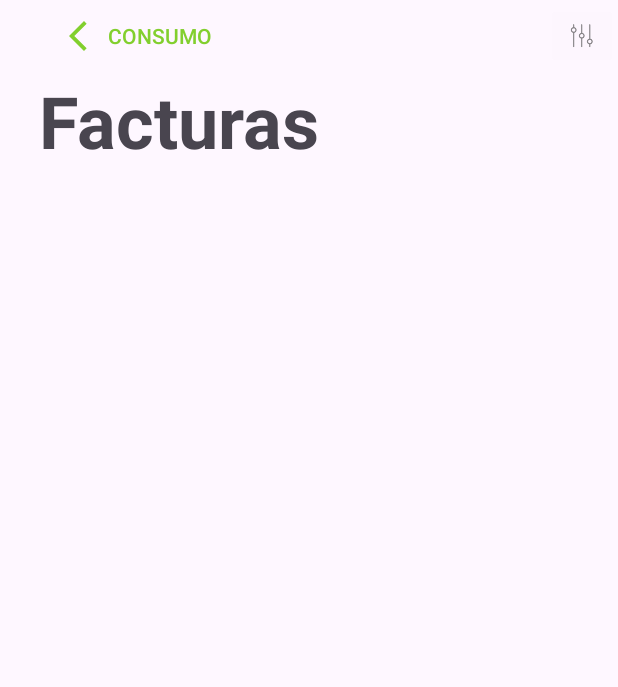
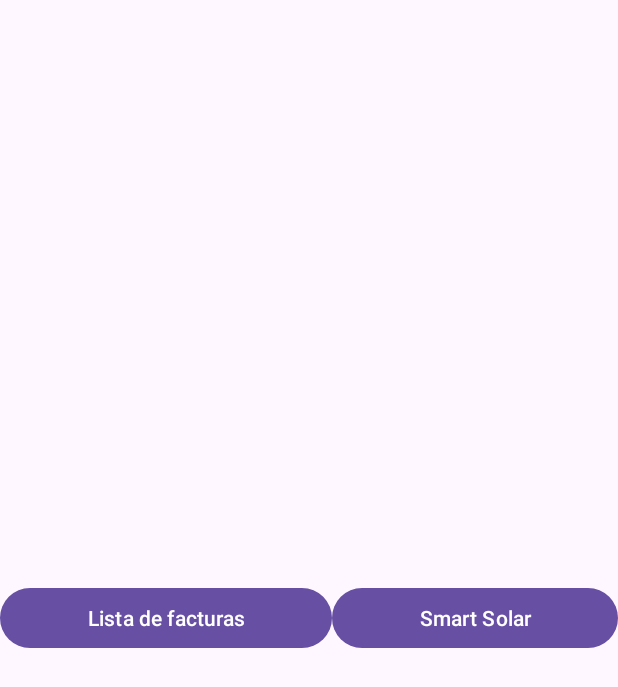
Before and after one commit to jesusmuleyvn/PracticaKotlin, an Android app: the screen it shows after launch (MainActivity), on a phone screen of 412 x 824 dp. Shown: the top 687 px of the screen. Run offline under Robolectric (Android 15) with nearby library versions, the phone set to English and light mode, and no system bars.

Commit message:
Creada vista principal con botones para acceder a la lista de facturas o a Smart Solar, pudiendo volver a esta desde ambas ventanas.

```diff
--- a/app/src/main/AndroidManifest.xml
+++ b/app/src/main/AndroidManifest.xml
@@ -14,6 +14,9 @@
         android:supportsRtl="true"
         android:theme="@style/Theme.A"
         tools:targetApi="31">
+        <activity
+            android:name=".View.ListaFacturas"
+            android:exported="false" />
         <activity
             android:name=".View.SmartSolar"
             android:exported="false"
--- a/app/src/main/java/com/example/a/View/MainActivity.kt
+++ b/app/src/main/java/com/example/a/View/MainActivity.kt
@@ -1,25 +1,12 @@
 package com.example.a.View
 
 import android.content.Intent
+import android.os.Bundle
 import androidx.appcompat.app.AppCompatActivity
-import android.os.Bundle
-import android.widget.Toast
-import androidx.recyclerview.widget.LinearLayoutManager
-import androidx.recyclerview.widget.RecyclerView
-import com.example.a.APIService
 import com.example.a.databinding.ActivityMainBinding
-import com.example.a.model.Factura
-import kotlinx.coroutines.CoroutineScope
-import kotlinx.coroutines.Dispatchers
-import kotlinx.coroutines.launch
-import retrofit2.Retrofit
-import retrofit2.converter.gson.GsonConverterFactory
+
 
 class MainActivity : AppCompatActivity() {
-    lateinit var mRecyclerView: RecyclerView
-    var listaFacturas: MutableList<Factura> = ArrayList()
-    val mAdapter: RecyclerAdapter = RecyclerAdapter()
-    val URL_BASE = "https://viewnextandroid3.wiremockapi.cloud/"
 
     private lateinit var binding: ActivityMainBinding
 
@@ -28,56 +15,15 @@ class MainActivity : AppCompatActivity() {
         binding = ActivityMainBinding.inflate(layoutInflater)
         setContentView(binding.root)
 
-        setUpRecyclerView()
-        buscarFacturas()
+        binding.btnListaFacturas.setOnClickListener{
+            val intent = Intent(this, ListaFacturas::class.java)
+            startActivity(intent)
+        }
 
-        binding.btnFiltro.setOnClickListener({
-            val intent = Intent(this, FiltroFacturas::class.java)
-            startActivity(intent)
-        })
-
-        binding.btnConsumo.setOnClickListener({
+        binding.btnSmartSolar.setOnClickListener{
             val intent = Intent(this, SmartSolar::class.java)
             startActivity(intent)
-        })
-
+        }
 
     }
-
-    fun getFacturas(): MutableList<Factura>{
-        return listaFacturas
-    }
-
-
-    fun setUpRecyclerView(){
-        mRecyclerView = binding.listaFacturas
-        mRecyclerView.setHasFixedSize(true)
-        mRecyclerView.layoutManager = LinearLayoutManager(this)
-        mAdapter.RecyclerAdapter(getFacturas())
-        mRecyclerView.adapter = mAdapter
-    }
-
-    private fun getRetrofit(): Retrofit{
-        return Retrofit.Builder().baseUrl(URL_BASE).addConverterFactory(GsonConverterFactory.create()).build()
-    }
-
-    private fun buscarFacturas(){
-        CoroutineScope(Dispatchers.IO).launch {
-            val call = getRetrofit().create(APIService::class.java).getFacturas()
-            val result = call.body()
-            runOnUiThread{
-                if(call.isSuccessful){
-                    val facturas = result?.facturas ?: emptyList()
-                    mAdapter.listaFacturas.addAll(facturas)
-                    mAdapter.notifyDataSetChanged()
-                }else{
-                    ShowError()
-                }
-            }
-        }
-    }
-
-    private fun ShowError() {
-        Toast.makeText(this, "PUES VA A SER QUE NO", Toast.LENGTH_SHORT).show()
-    }
 }
--- a/app/src/main/java/com/example/a/View/SmartSolar.kt
+++ b/app/src/main/java/com/example/a/View/SmartSolar.kt
@@ -22,6 +22,9 @@ class SmartSolar : AppCompatActivity() {
 
         binding.viewPager.adapter = fragmentAdapter
         binding.tabLayout.setupWithViewPager(binding.viewPager)
+        binding.btnAtras.setOnClickListener{
+            onBackPressedDispatcher.onBackPressed()
+        }
 
     }
 }
--- a/app/src/main/res/layout/activity_main.xml
+++ b/app/src/main/res/layout/activity_main.xml
@@ -5,50 +5,24 @@
     android:layout_width="match_parent"
     android:layout_height="match_parent"
     android:foregroundTint="#FDF6FE"
-    android:orientation="vertical"
+    android:orientation="horizontal"
+    android:gravity="center"
     tools:context=".View.MainActivity">
 
+    <Button
+        android:id="@+id/btnListaFacturas"
+        android:layout_width="wrap_content"
+        android:layout_height="wrap_content"
+        android:text="@string/lista_de_facturas"
+        android:layout_weight="1.0"/>
 
-    <androidx.appcompat.widget.Toolbar
-        android:layout_width="match_parent"
-        android:layout_height="wrap_content">
+    <Button
+        android:id="@+id/btnSmartSolar"
+        android:layout_width="wrap_content"
+        android:layout_height="wrap_content"
+        android:text="@string/smart_solar"
+        android:layout_weight="1.0"/>
 
-
-        <LinearLayout
-            android:layout_width="match_parent"
-            android:layout_height="wrap_content"
-            android:orientation="vertical">
-
-
-            <RelativeLayout
-                android:layout_width="match_parent"
-                android:layout_height="wrap_content">
-
-                <Button
-                    android:id="@+id/btnConsumo"
-                    android:text="@string/consumo"
-                    style="@style/estilobtnConsumo"/>
-
-
-                <ImageButton
-                    android:id="@+id/btnFiltro"
-                    style="@style/estilobtnFiltro" />
-
-            </RelativeLayout>
-            <TextView
-                android:id="@+id/tvFacturas"
-                android:text="@string/facturas"
-                style="@style/estilotvToolbar"/>
-        </LinearLayout>
-    </androidx.appcompat.widget.Toolbar>
-
-
-    <androidx.recyclerview.widget.RecyclerView
-        android:id="@+id/listaFacturas"
-        android:layout_width="match_parent"
-        android:layout_height="match_parent"
-        android:layout_marginTop="20sp"
-        />
 
 
 </LinearLayout>
--- a/app/src/main/res/values/strings.xml
+++ b/app/src/main/res/values/strings.xml
@@ -33,5 +33,6 @@
     <string name="autoconsumo">Autoconsumo: 92%</string>
     <string name="smart_solar">Smart Solar</string>
     <string name="smart_solar_energia">Estamos trabajando en mejorar la App. Tus paneles solares siguen produciendo, en breve podrás seguir viendo tu producción solar. Sentimos las molestias.</string>
+    <string name="lista_de_facturas">Lista de facturas</string>
 
 </resources>
```
Also changed, not shown: app/src/main/java/com/example/a/View/ListaFacturas.kt (added, +84 -0 lines), app/src/main/res/layout/activity_lista_facturas.xml (added, +54 -0 lines).
